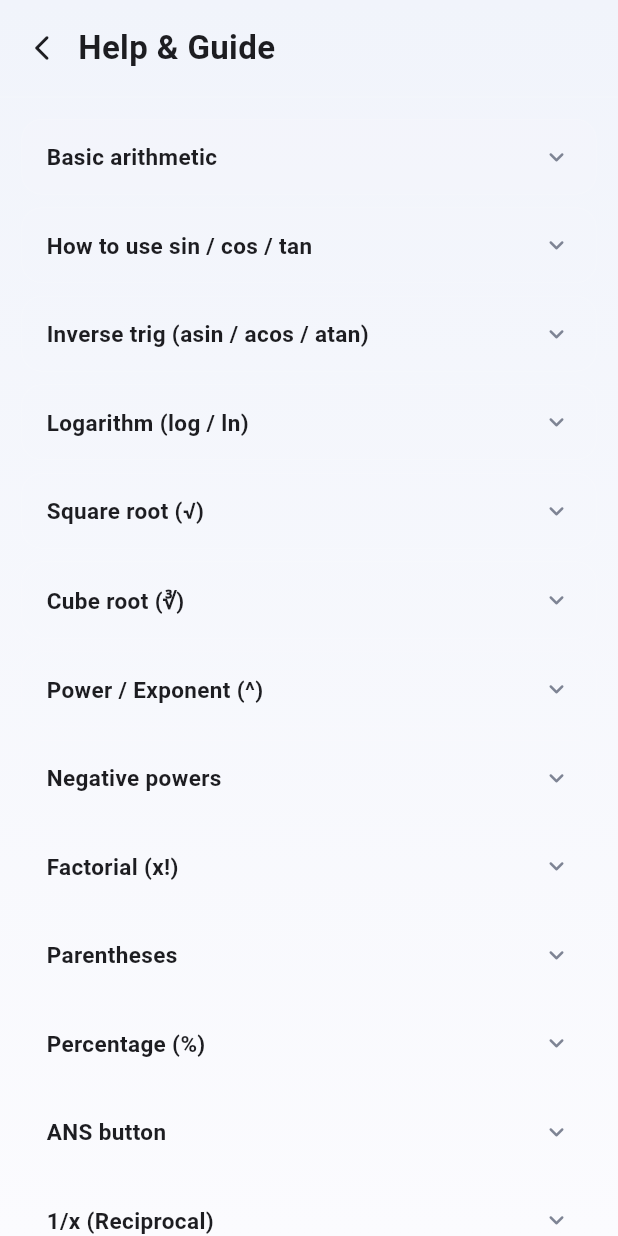
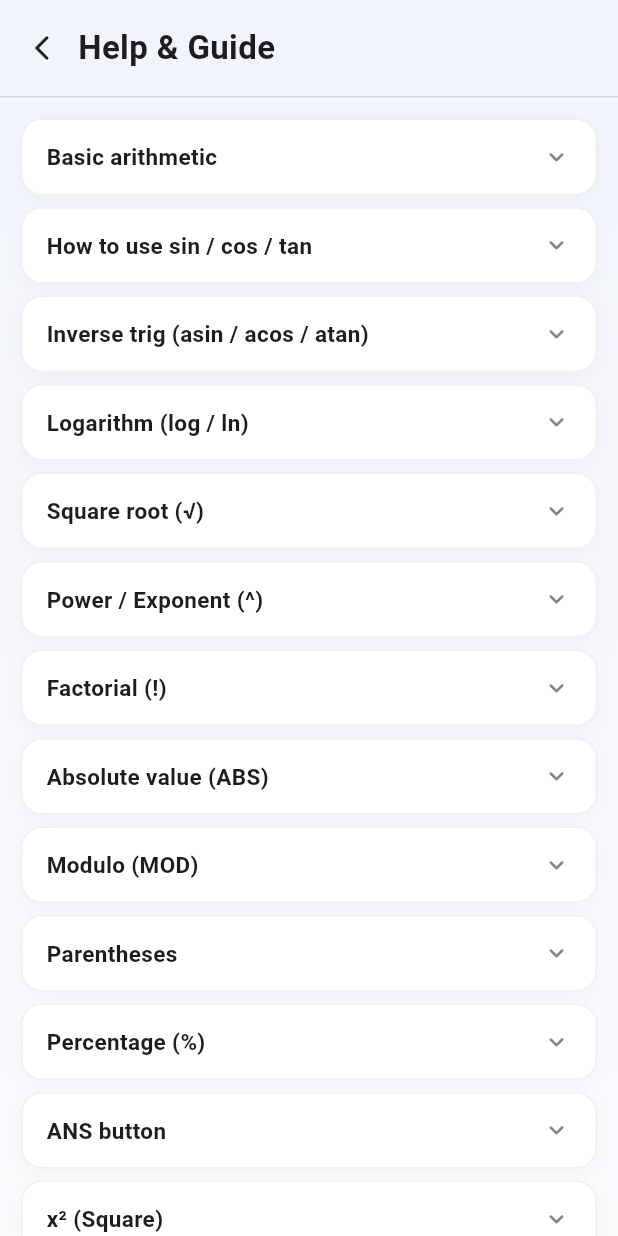
Before and after one commit to michaelfrancoodev/NetCalc, a Flutter app: the HelpScreen screen opened directly, on a phone screen of 412 x 824 dp. Run offline on Flutter 3.47's test engine with Material 3 defaults, Android fonts, the phone set to English and light mode, and no system bars; our stand-ins replace shared_preferences; accounts and stored records are empty.

```diff
--- a/lib/screens/help_screen.dart
+++ b/lib/screens/help_screen.dart
@@ -6,31 +6,36 @@ class HelpScreen extends StatelessWidget {
 
   static const List<Map<String, String>> _items = [
     {'q': 'Basic arithmetic', 'a': 'Use +, -, ×, ÷ buttons for addition, subtraction, multiplication, and division.'},
-    {'q': 'How to use sin / cos / tan', 'a': 'Tap sin, cos, or tan then enter the angle in degrees. Example: sin(30) = 0.5, cos(60) = 0.5, tan(45) = 1.'},
-    {'q': 'Inverse trig (asin / acos / atan)', 'a': 'Returns the angle in degrees. Example: asin(1) = 90, acos(0) = 90, atan(1) = 45.'},
-    {'q': 'Logarithm (log / ln)', 'a': 'log = log base 10. ln = natural logarithm (base e). Example: log(100) = 2, log(10) = 1, ln(e) = 1.'},
-    {'q': 'Square root (√)', 'a': 'Tap √ then enter the number. Example: √(16) = 4, √(2) ≈ 1.4142. Negative inputs return an error.'},
-    {'q': 'Cube root (∛)', 'a': 'Use cbrt(). Works on negative numbers too. Example: cbrt(27) = 3, cbrt(-8) = -2.'},
-    {'q': 'Power / Exponent (^)', 'a': 'Use ^ for any power. The ^ operator is right-associative, which is mathematically standard: 2^3^2 = 2^(3^2) = 512, not 64. Example: 5^2 = 25, 4^0.5 = 2.'},
-    {'q': 'Negative powers', 'a': '-2^2 = -4 (standard convention: unary minus applies after the power). Use (-2)^2 = 4 if you want to square a negative base.'},
-    {'q': 'Factorial (x!)', 'a': 'Enter the number first, then tap x!. Supports integers 0–20. Example: 5! = 120, 0! = 1.'},
-    {'q': 'Parentheses', 'a': 'Use ( and ) to group expressions. Unclosed brackets are automatically closed when you press =. Example: (2+3)×4 = 20.'},
-    {'q': 'Percentage (%)', 'a': 'Context-aware, just like Android and Casio calculators:\n• Standalone: 20% = 0.2\n• After + or −: 500+20% = 600 (adds 20% of 500)\n• After + or −: 200−10% = 180 (subtracts 10% of 200)\n• After × or ÷: 500×20% = 100 (multiplies by 20/100)'},
-    {'q': 'ANS button', 'a': 'ANS inserts the last calculated result into the current expression. Useful for chaining calculations.'},
-    {'q': '1/x (Reciprocal)', 'a': 'Computes 1 divided by the current expression. Example: 1/x when input is 4 gives 0.25.'},
-    {'q': 'x² (Square)', 'a': 'Appends ^2 to square the last number or expression. Example: 7x² = 49.'},
+    {'q': 'How to use sin / cos / tan', 'a': 'Tap sin, cos, or tan then enter the angle. The angle mode (DEG/RAD/GRAD) is shown in the display chip and can be toggled. Example: sin(30) = 0.5 in DEG mode.'},
+    {'q': 'Inverse trig (asin / acos / atan)', 'a': 'Returns the angle in the current mode. Example: asin(1) = 90 in DEG, acos(0) = 90, atan(1) = 45.'},
+    {'q': 'Logarithm (log / ln)', 'a': 'log = log base 10. ln = natural logarithm (base e). Example: log(100) = 2, ln(e) = 1.'},
+    {'q': 'Square root (√)', 'a': 'Tap √ then enter the number. Example: √(16) = 4. Negative inputs return an error.'},
+    {'q': 'Power / Exponent (^)', 'a': 'Use ^ for any power. Right-associative: 2^3^2 = 2^9 = 512. Example: 5^2 = 25.'},
+    {'q': 'Factorial (!)', 'a': 'Enter a number then tap !. Supports integers 0–20. Example: 5! = 120, 0! = 1.'},
+    {'q': 'Absolute value (ABS)', 'a': 'Returns the non-negative value. Tap ABS and enter the number. Example: abs(-7) = 7.'},
+    {'q': 'Modulo (MOD)', 'a': 'Returns the remainder of division. Example: 10 MOD 3 = 1, 17 MOD 5 = 2.'},
+    {'q': 'Parentheses', 'a': 'Use ( and ) to group expressions. Unclosed brackets are auto-closed when you press =. Example: (2+3)×4 = 20.'},
+    {'q': 'Percentage (%)', 'a': 'After a standalone number: 20% = 0.2. After + or −: 500+20% = 600. After × or ÷: 500×20% = 100. Used between two numbers as MOD: 10%3 = 1.'},
+    {'q': 'ANS button', 'a': 'ANS inserts the last calculated result into the current expression for chaining calculations.'},
+    {'q': 'x² (Square)', 'a': 'Appends ^2 to square the last number. Example: 7x² = 49.'},
     {'q': '+/- (Negate)', 'a': 'Toggles the sign of the last number in the expression.'},
-    {'q': 'DEL button', 'a': 'Deletes the last character or full token (e.g. "sin(" is deleted in one tap).'},
-    {'q': 'AC button', 'a': 'Clears the entire expression and resets to zero.'},
-    {'q': 'Live preview', 'a': 'The result updates in real-time as you type, whenever the expression is valid so far.'},
-    {'q': 'Implicit multiplication', 'a': 'You can omit × in common cases. Examples: 2sin(30) = 1, 3pi ≈ 9.42, 2(3+1) = 8.'},
-    {'q': 'Favorites (★)', 'a': 'After calculating, tap the star icon to save the expression to Favorites. Access saved entries from the side menu.'},
-    {'q': 'Side menu', 'a': 'Tap the ☰ icon at the top-right to open the menu. It slides in from the right. Access History, Saved Favorites, Unit Converter, Settings, and Legal Information.'},
+    {'q': 'DEL button', 'a': 'Deletes the last character or full function token (e.g. "sin(" is deleted in one tap).'},
+    {'q': 'AC button', 'a': 'Clears the entire expression and resets the result to zero.'},
+    {'q': 'Live preview', 'a': 'The result updates in real-time as you type whenever the expression is valid.'},
+    {'q': 'Implicit multiplication', 'a': 'You can omit × in common cases: 2sin(30) = 1, 3pi ≈ 9.42, 2(3+1) = 8.'},
+    {'q': 'History', 'a': 'Every successful calculation is saved automatically. Access it from the History button in the top bar or the side drawer.'},
+    {'q': 'Favorites (★)', 'a': 'Tap the star in the result screen to save an expression. Access saved entries from the Favorites item in the side drawer.'},
+    {'q': 'Scientific Calculator', 'a': 'Access via the drawer for advanced functions: trig, hyperbolic, log₂, RND, φ, and more, with DEG/RAD/GRAD mode.'},
+    {'q': 'Finance Tools', 'a': 'Access via the drawer. Includes Loan EMI, Compound Interest, VAT, Discount, Profit/Loss, Mortgage, SIP, ROI, and more.'},
+    {'q': 'Unit Converter', 'a': 'Access from the bottom nav or drawer. Converts Length, Weight, Temperature, Volume, Speed, Area, Data, Time, Pressure, and Energy.'},
+    {'q': 'Formula Library', 'a': 'Access via the Formula tab in the bottom nav or the drawer. Browse and search Math, Physics, Chemistry, and Geometry formulas.'},
+    {'q': 'Side drawer (☰)', 'a': 'Tap the ☰ icon at the top-left to open the menu. Contains all tools: Scientific, Finance, Programmer, Fractions, Matrix, Statistics, Converter, Formula Library, Settings, Help, and About.'},
   ];
 
   @override
   Widget build(BuildContext context) {
     return Scaffold(
+      backgroundColor: AppTheme.background,
       body: Container(
         decoration: const BoxDecoration(gradient: AppTheme.mainBackground),
         child: SafeArea(
@@ -42,18 +47,18 @@ class HelpScreen extends StatelessWidget {
                   children: [
                     IconButton(
                       icon: const Icon(Icons.arrow_back_ios_new_rounded,
-                          color: AppTheme.textWhite, size: 20),
+                          color: AppTheme.textDark, size: 20),
                       onPressed: () => Navigator.pop(context),
                     ),
                     const Text('Help & Guide',
                         style: TextStyle(
                             fontSize: 22,
                             fontWeight: FontWeight.w700,
-                            color: AppTheme.textWhite)),
+                            color: AppTheme.textDark)),
                   ],
                 ),
               ),
-              const Divider(color: Colors.white10, height: 1),
+              const Divider(color: Colors.black12, height: 1),
               Expanded(
                 child: ListView.builder(
                   padding: const EdgeInsets.all(14),
@@ -87,16 +92,23 @@ class _HelpCardState extends State<_HelpCard> {
 
   @override
   Widget build(BuildContext context) {
-    return Container(
+    return AnimatedContainer(
+      duration: const Duration(milliseconds: 200),
       margin: const EdgeInsets.only(bottom: 8),
       decoration: BoxDecoration(
-        color: Colors.white.withOpacity(0.04),
+        color: Colors.white,
         borderRadius: BorderRadius.circular(14),
         border: Border.all(
           color: _expanded
-              ? AppTheme.neonCyan.withOpacity(0.2)
-              : Colors.white.withOpacity(0.07),
+              ? AppTheme.primaryBlue.withOpacity(0.25)
+              : Colors.black.withOpacity(0.06),
         ),
+        boxShadow: [
+          BoxShadow(
+              color: Colors.black.withOpacity(0.03),
+              blurRadius: 8,
+              offset: const Offset(0, 3))
+        ],
       ),
       child: InkWell(
         borderRadius: BorderRadius.circular(14),
@@ -112,8 +124,8 @@ class _HelpCardState extends State<_HelpCard> {
                     child: Text(widget.question,
                         style: TextStyle(
                             color: _expanded
-                                ? AppTheme.neonCyan
-                                : AppTheme.textWhite,
+                                ? AppTheme.primaryBlue
+                                : AppTheme.textDark,
                             fontSize: 15,
                             fontWeight: FontWeight.w600)),
                   ),
@@ -121,7 +133,7 @@ class _HelpCardState extends State<_HelpCard> {
                     _expanded
                         ? Icons.keyboard_arrow_up_rounded
                         : Icons.keyboard_arrow_down_rounded,
-                    color: AppTheme.textDim,
+                    color: AppTheme.textGrey,
                     size: 20,
                   ),
                 ],
@@ -130,9 +142,9 @@ class _HelpCardState extends State<_HelpCard> {
                 const SizedBox(height: 10),
                 Text(widget.answer,
                     style: const TextStyle(
-                        color: AppTheme.textDim,
+                        color: AppTheme.textGrey,
                         fontSize: 13,
-                        height: 1.5)),
+                        height: 1.6)),
               ],
             ],
           ),
```
Also changed, not shown: lib/main.dart (+5 -2 lines), lib/screens/calculator_screen.dart (+104 -22 lines).
